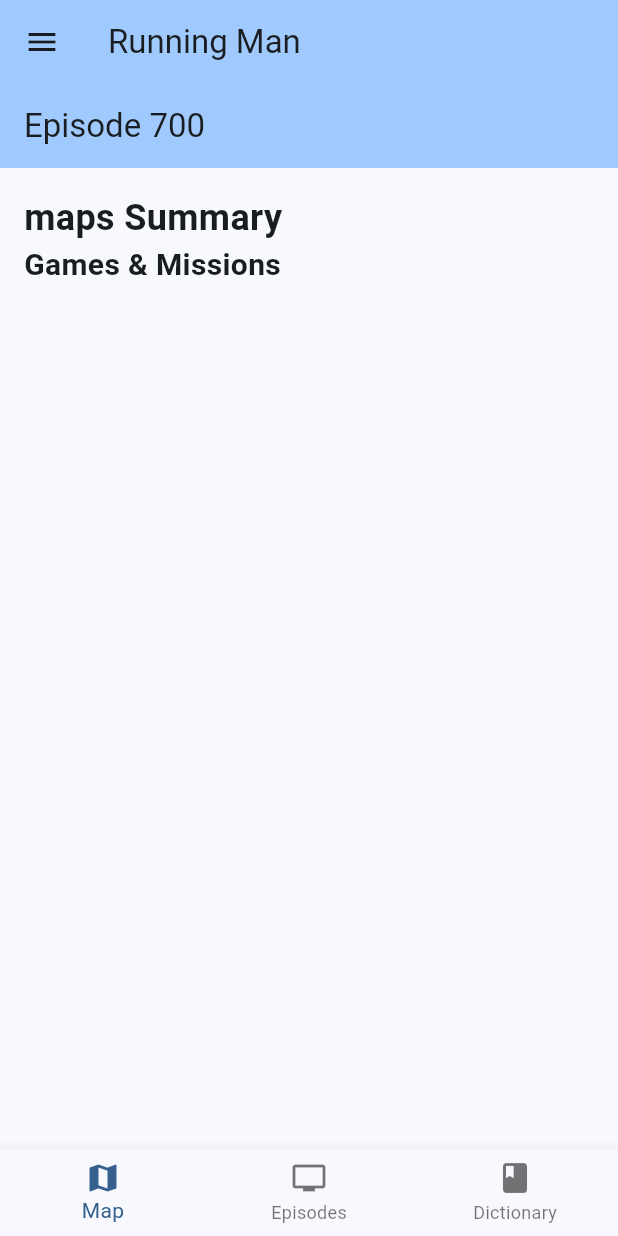
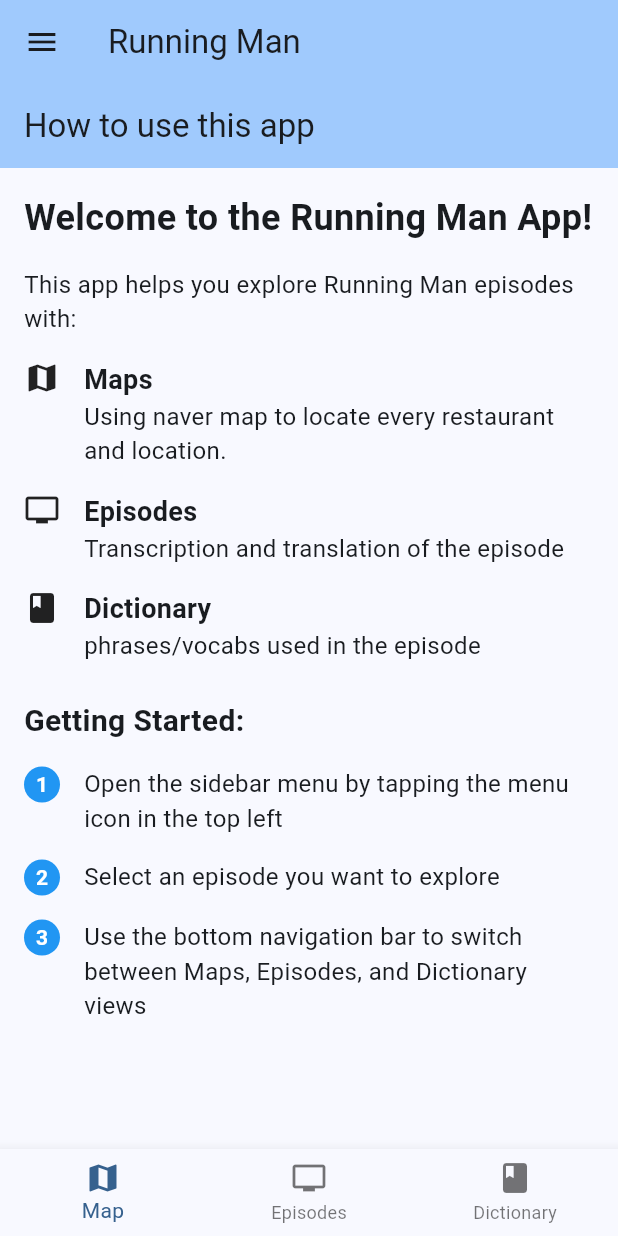
Before and after one commit to tsungyou/RunningmanApp, a Flutter app: the screen it shows after launch, on a phone screen of 412 x 824 dp. Run offline on Flutter 3.47's test engine with Material 3 defaults, Android fonts, the light colour scheme and no system bars.

Commit message:
add instruction page

```diff
--- a/runningman_app/lib/episode_data.dart
+++ b/runningman_app/lib/episode_data.dart
@@ -2,8 +2,13 @@
 import 'episodes/episodes.dart' as episodes;
 import 'maps/maps.dart' as maps;
 import 'dictionaries/dictionaries.dart' as dict;
-
+import 'instruction.dart';
 final Map<String, Map<String, Widget>> episodeData = {
+  'Instruction': {
+    'map': InstructionPage(),
+    'episode': InstructionPage(),
+    'dictionary': InstructionPage(),
+  },
   'Episode 700': {
     'map': maps.Episode20240211(),
     'episode': episodes.Episode20240211(),
--- /dev/null
+++ b/runningman_app/lib/instruction.dart
@@ -0,0 +1,146 @@
+import 'package:flutter/material.dart';
+
+class InstructionPage extends StatelessWidget {
+  const InstructionPage({super.key});
+
+  @override
+  Widget build(BuildContext context) {
+    return Scaffold(
+      appBar: AppBar(
+        title: const Text('How to use this app'),
+        backgroundColor: Theme.of(context).colorScheme.inversePrimary,
+      ),
+      body: SingleChildScrollView(
+        child: Padding(
+          padding: const EdgeInsets.all(16.0),
+          child: Column(
+            crossAxisAlignment: CrossAxisAlignment.start,
+            children: [
+              const Text(
+                'Welcome to the Running Man App!',
+                style: TextStyle(
+                  fontSize: 24,
+                  fontWeight: FontWeight.bold,
+                ),
+              ),
+              const SizedBox(height: 16),
+              const Text(
+                'This app helps you explore Running Man episodes with:',
+                style: TextStyle(fontSize: 16),
+              ),
+              const SizedBox(height: 16),
+              _buildFeatureSection(
+                icon: Icons.map,
+                title: 'Maps',
+                description: 'Using naver map to locate every restaurant and location.',
+              ),
+              const SizedBox(height: 16),
+              _buildFeatureSection(
+                icon: Icons.tv,
+                title: 'Episodes',
+                description: 'Transcription and translation of the episode',
+              ),
+              const SizedBox(height: 16),
+              _buildFeatureSection(
+                icon: Icons.book,
+                title: 'Dictionary',
+                description: 'phrases/vocabs used in the episode',
+              ),
+              const SizedBox(height: 24),
+              const Text(
+                'Getting Started:',
+                style: TextStyle(
+                  fontSize: 20,
+                  fontWeight: FontWeight.bold,
+                ),
+              ),
+              const SizedBox(height: 8),
+              _buildInstructionStep(
+                number: '1',
+                text: 'Open the sidebar menu by tapping the menu icon in the top left',
+              ),
+              _buildInstructionStep(
+                number: '2',
+                text: 'Select an episode you want to explore',
+              ),
+              _buildInstructionStep(
+                number: '3',
+                text: 'Use the bottom navigation bar to switch between Maps, Episodes, and Dictionary views',
+              ),
+            ],
+          ),
+        ),
+      ),
+    );
+  }
+
+  Widget _buildFeatureSection({
+    required IconData icon,
+    required String title,
+    required String description,
+  }) {
+    return Row(
+      crossAxisAlignment: CrossAxisAlignment.start,
+      children: [
+        Icon(icon, size: 24),
+        const SizedBox(width: 16),
+        Expanded(
+          child: Column(
+            crossAxisAlignment: CrossAxisAlignment.start,
+            children: [
+              Text(
+                title,
+                style: const TextStyle(
+                  fontSize: 18,
+                  fontWeight: FontWeight.bold,
+                ),
+              ),
+              Text(
+                description,
+                style: const TextStyle(fontSize: 16),
+              ),
+            ],
+          ),
+        ),
+      ],
+    );
+  }
+
+  Widget _buildInstructionStep({
+    required String number,
+    required String text,
+  }) {
+    return Padding(
+      padding: const EdgeInsets.symmetric(vertical: 8.0),
+      child: Row(
+        crossAxisAlignment: CrossAxisAlignment.start,
+        children: [
+          Container(
+            width: 24,
+            height: 24,
+            decoration: const BoxDecoration(
+              shape: BoxShape.circle,
+              color: Colors.blue,
+            ),
+            child: Center(
+              child: Text(
+                number,
+                style: const TextStyle(
+                  color: Colors.white,
+                  fontWeight: FontWeight.bold,
+                ),
+              ),
+            ),
+          ),
+          const SizedBox(width: 16),
+          Expanded(
+            child: Text(
+              text,
+              style: const TextStyle(fontSize: 16),
+            ),
+          ),
+        ],
+      ),
+    );
+  }
+}
--- a/runningman_app/lib/main.dart
+++ b/runningman_app/lib/main.dart
@@ -1,5 +1,7 @@
 import 'package:flutter/material.dart';
 import 'episode_data.dart';
+import 'instruction.dart';
+
 void main() {
   runApp(const MyApp());
 }
@@ -29,24 +31,30 @@
 
 class _HomePageState extends State<HomePage> {
   int _mainPageIndex = 0;
+  bool _initPage = true;
   int _episodeIndex = 0;
 
   final Map<String, Map<String, Widget>> _episodes = episodeData;
   void _onBottomNavTapped(int index) {
     setState(() {
       _mainPageIndex = index;
+      _initPage = false;
     });
   }
 
   void _onSidebarTapped(String episodeTitle) {
     setState(() {
       _episodeIndex = _episodes.keys.toList().indexOf(episodeTitle);
+      _initPage = false;
     });
   }
 
   Widget _getCurrentPage() {
       final episodeTitle = _episodes.keys.elementAt(_episodeIndex);
       final episodeData = _episodes[episodeTitle]!;
+      if (_initPage) {
+        return const InstructionPage();
+      }
       switch (_mainPageIndex) {
         case 0:
           return episodeData['map']!;
@@ -55,7 +63,7 @@
         case 2:
           return episodeData['dictionary']!;
         default:
-          return episodeData['map']!;
+          return const InstructionPage();
     }
   }
 
```
Also changed, not shown: 1 other file.
